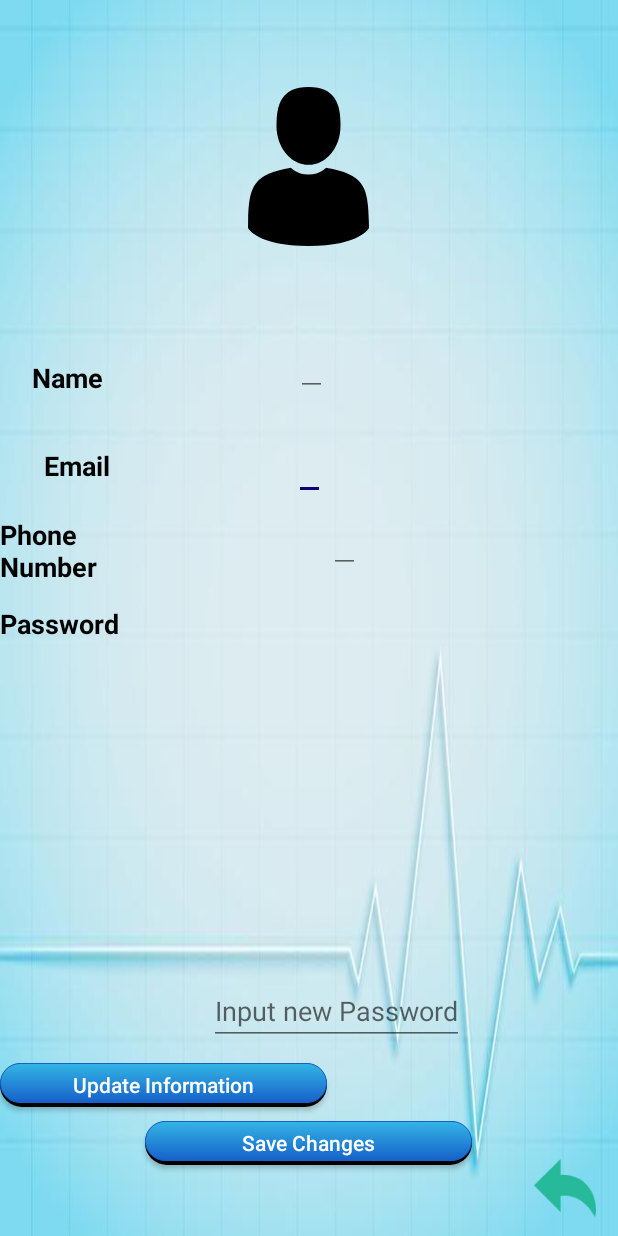
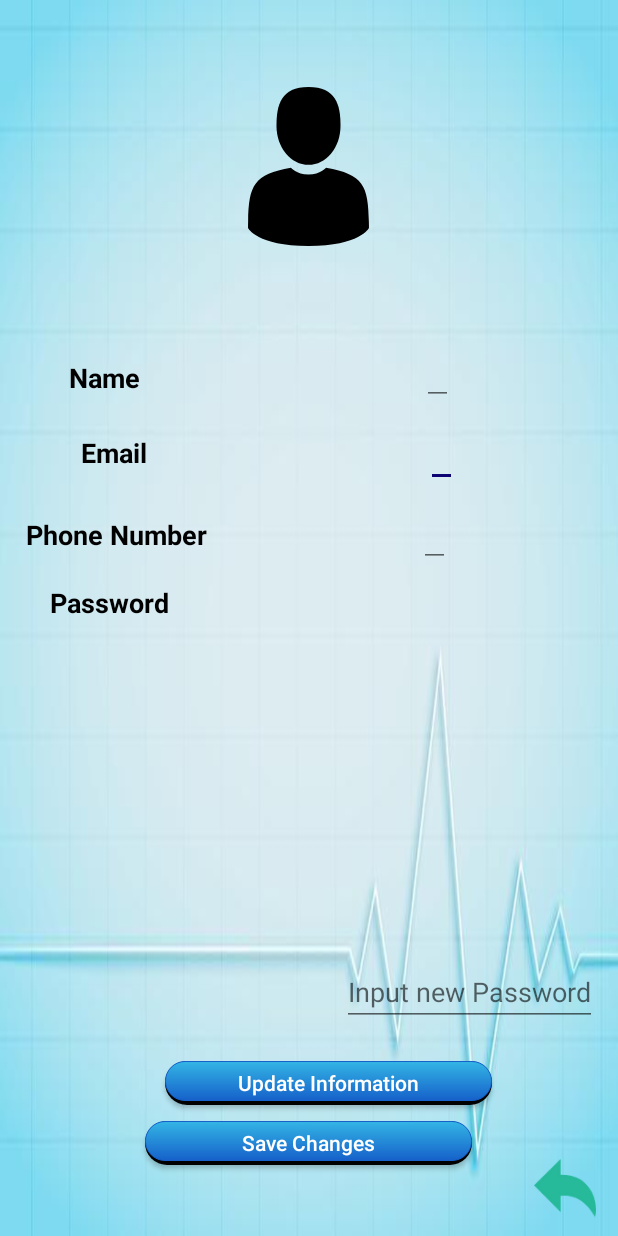
Before and after one commit to lnooyen40/Telemedicine-App, an Android app: the Profile screen opened directly, with no data from a screen before it, on a phone screen of 412 x 824 dp. Run offline under Robolectric (Android 15) with nearby library versions, the phone set to English and light mode, and no system bars; our stand-ins replace Firebase (no records; nobody signed in at launch, a user with empty details on screens opened directly); 1 statement that could not run was skipped.

Commit message:
Add files via upload

```diff
--- a/app/src/main/res/layout/activity_profile.xml
+++ b/app/src/main/res/layout/activity_profile.xml
@@ -35,8 +35,8 @@
         android:layout_height="wrap_content"
         android:layout_alignParentStart="true"
         android:layout_alignParentTop="true"
-        android:layout_marginStart="29dp"
-        android:layout_marginTop="298dp"
+        android:layout_marginStart="54dp"
+        android:layout_marginTop="289dp"
         android:text="Email"
         android:textColor="@color/black"
         android:textSize="18sp"
@@ -49,7 +49,7 @@
         android:layout_alignEnd="@+id/name"
         android:layout_alignParentTop="true"
         android:layout_marginTop="344dp"
-        android:layout_marginEnd="-51dp"
+        android:layout_marginEnd="-66dp"
         android:text="Phone Number"
         android:textColor="@color/black"
         android:textSize="18sp"
@@ -61,8 +61,8 @@
         android:layout_height="56dp"
         android:layout_alignEnd="@+id/name"
         android:layout_alignParentTop="true"
-        android:layout_marginTop="403dp"
-        android:layout_marginEnd="-51dp"
+        android:layout_marginTop="389dp"
+        android:layout_marginEnd="-82dp"
         android:text="Password"
         android:textColor="@color/black"
         android:textSize="18sp"
@@ -72,9 +72,10 @@
         android:id="@+id/updateInfo"
         android:layout_width="218dp"
         android:layout_height="29dp"
-        android:layout_alignStart="@+id/etName"
+        android:layout_alignStart="@+id/tvPASSWORD2"
         android:layout_alignParentBottom="true"
-        android:layout_marginBottom="86dp"
+        android:layout_marginStart="-118dp"
+        android:layout_marginBottom="87dp"
         android:background="@drawable/shadowbutton"
         android:text="Update Information"
         android:textAllCaps="false"
@@ -127,8 +128,8 @@
         android:layout_below="@+id/tvNAME2"
         android:layout_alignBaseline="@+id/email"
         android:layout_alignEnd="@+id/updateInfo"
-        android:layout_marginTop="18dp"
-        android:layout_marginEnd="1dp" />
+        android:layout_marginTop="15dp"
+        android:layout_marginEnd="23dp" />
 
     <EditText
         android:id="@+id/tvPHONE2"
@@ -138,8 +139,8 @@
         android:layout_alignBaseline="@+id/phone"
         android:layout_alignParentEnd="true"
         android:layout_centerVertical="true"
-        android:layout_marginTop="3dp"
-        android:layout_marginEnd="172dp" />
+        android:layout_marginTop="8dp"
+        android:layout_marginEnd="112dp" />
 
     <EditText
         android:id="@+id/tvPASSWORD2"
@@ -148,8 +149,8 @@
         android:layout_alignBaseline="@+id/password"
         android:layout_alignStart="@+id/tvPHONE2"
         android:layout_alignParentBottom="true"
-        android:layout_marginStart="-80dp"
-        android:layout_marginBottom="127dp"
+        android:layout_marginStart="-51dp"
+        android:layout_marginBottom="140dp"
         android:hint="Input new Password" />
 
     <EditText
@@ -157,6 +158,8 @@
         android:layout_width="wrap_content"
         android:layout_height="wrap_content"
         android:layout_alignEnd="@+id/updateInfo"
-        android:layout_alignBottom="@+id/name" />
+        android:layout_alignBottom="@+id/name"
+        android:layout_marginEnd="26dp"
+        android:layout_marginBottom="-6dp" />
 
 </RelativeLayout>
```
